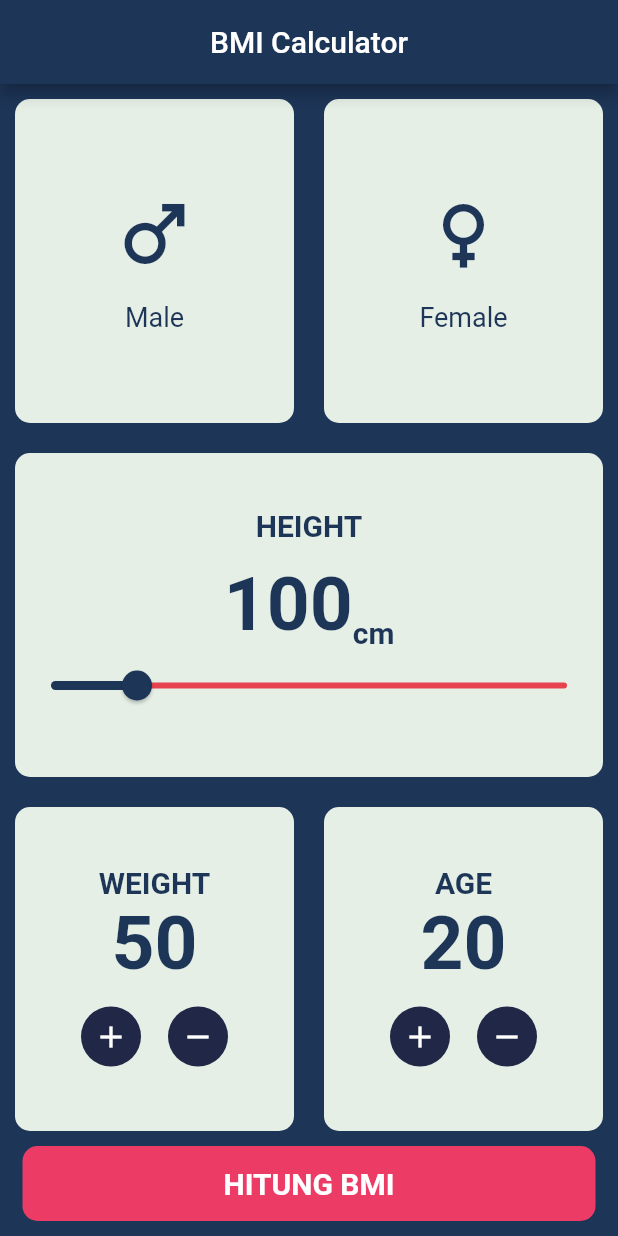
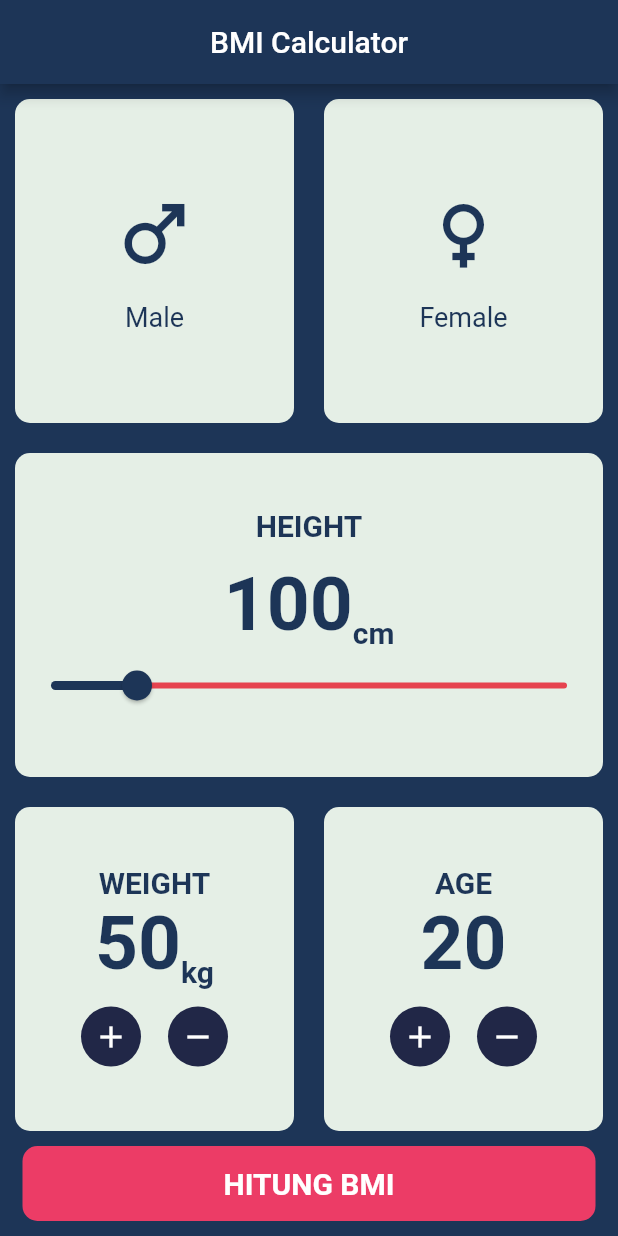
Before and after one commit to nadanisrina/flutter_app, a Flutter app: the screen it shows after launch, on a phone screen of 412 x 824 dp. Run offline on Flutter 3.47's test engine with Material 2 defaults, Android fonts, the phone set to English and light mode, and no system bars.

Commit message:
fix(layouting): add kg unit for weight

```diff
--- a/my_app/lib/views/bmi_data_screen.dart
+++ b/my_app/lib/views/bmi_data_screen.dart
@@ -104,12 +104,25 @@ class _BmiDataScreenState extends State<BmiDataScreen> {
                       style: labelTextStyle!
                           .copyWith(fontSize: 20, fontWeight: FontWeight.bold),
                     ),
+                    Row(
+                      mainAxisAlignment: MainAxisAlignment.center,
+                      crossAxisAlignment: CrossAxisAlignment.end,
+                      children: [
                         Text(
                           "$weight",
                           style: TextStyle(
                               fontSize: 50,
                               fontWeight: FontWeight.bold,
                               color: primaryColor),
+                        ),
+                        Text(
+                          "kg",
+                          style: TextStyle(
+                              fontSize: 20,
+                              fontWeight: FontWeight.bold,
+                              color: primaryColor),
+                        )
+                      ],
                     ),
                     SizedBox(height: 8),
                     Row(
```
Lines whose indentation alone changed are shown as unchanged.
